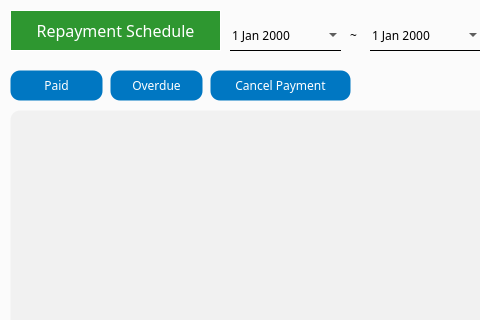
Before: the Qt Designer form app/src/pages/repayment/batch.ui in DY-Microfinance-Customer-Management/dymf-algorithm, drawn with Qt 5; both pictures show x 0 to 480 and y 0 to 320 of the 1190 by 638 pixel window.
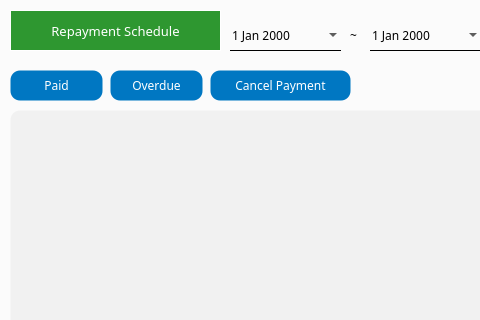
After: the same form once the commit is applied.

Patch:
```diff
--- a/app/src/pages/repayment/batch.ui
+++ b/app/src/pages/repayment/batch.ui
@@ -108,7 +108,7 @@
     <property name="font">
      <font>
       <family>Arial Black</family>
-      <pointsize>12</pointsize>
+      <pointsize>10</pointsize>
      </font>
     </property>
     <property name="styleSheet">
```
